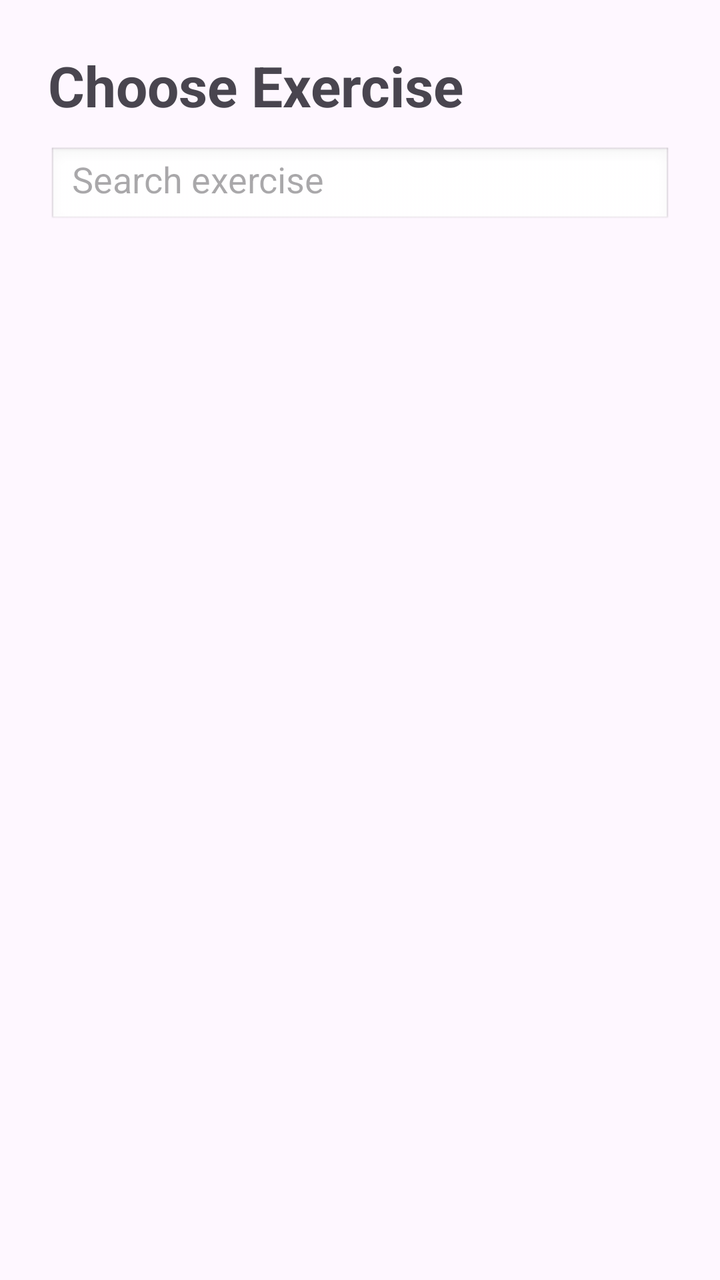
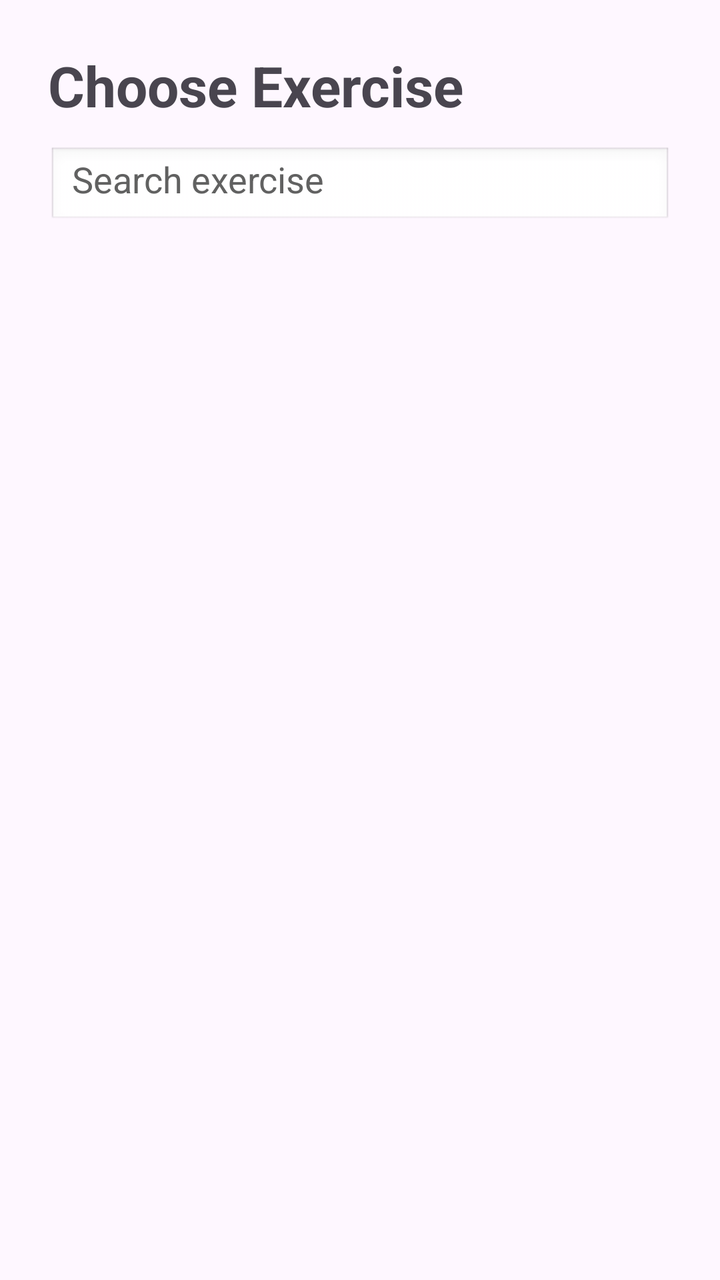

Before-and-after screenshots of an Android layout around one commit, followed by the original layout XML and the change that was made.
<!-- AndroidManifest.xml: application theme Theme.FitnessCoachAI -->
<!-- res/layout/fragment_exercise_select.xml -->
<?xml version="1.0" encoding="utf-8"?>
<LinearLayout xmlns:android="http://schemas.android.com/apk/res/android"
    xmlns:tools="http://schemas.android.com/tools"
    android:layout_width="match_parent"
    android:layout_height="match_parent"
    android:orientation="vertical"
    android:padding="24dp">

    <TextView
        android:id="@+id/tvTitle"
        android:text="Choose Exercise"
        android:textSize="28sp"
        android:textStyle="bold"
        android:layout_marginBottom="12dp"
        android:layout_width="wrap_content"
        android:layout_height="wrap_content" />

    <EditText
        android:id="@+id/etSearch"
        android:layout_width="match_parent"
        android:layout_height="40dp"
        android:layout_marginBottom="16dp"
        android:hint="Search exercise"
        android:paddingStart="12dp"
        android:paddingEnd="12dp"
        android:background="@android:drawable/edit_text"
        android:inputType="text"
        android:singleLine="true" />

    <androidx.recyclerview.widget.RecyclerView
        android:id="@+id/rvExerciseSelect"
        android:layout_width="match_parent"
        android:layout_height="0dp"
        android:layout_weight="1"
        android:clipToPadding="false"
        android:paddingBottom="8dp"
        tools:listitem="@layout/item_exercise" />

</LinearLayout>
<!-- res/layout/item_exercise.xml (included above) -->
<com.google.android.material.card.MaterialCardView
    xmlns:android="http://schemas.android.com/apk/res/android"
    xmlns:app="http://schemas.android.com/apk/res-auto"
    android:layout_width="match_parent"
    android:layout_height="wrap_content"
    android:layout_marginBottom="12dp"
    app:cardCornerRadius="16dp"
    app:cardElevation="2dp">

    <LinearLayout
        android:layout_width="match_parent"
        android:layout_height="wrap_content"
        android:orientation="horizontal"
        android:padding="12dp"
        android:gravity="center_vertical">

        <ImageView
            android:id="@+id/ivExerciseGif"
            android:layout_width="80dp"
            android:layout_height="80dp"
            android:scaleType="centerCrop"
            android:background="?attr/colorSurfaceVariant"
            android:layout_marginEnd="16dp" />

        <LinearLayout
            android:layout_width="0dp"
            android:layout_height="wrap_content"
            android:layout_weight="1"
            android:orientation="vertical">

            <TextView
                android:id="@+id/tvExerciseName"
                android:layout_width="wrap_content"
                android:layout_height="wrap_content"
                android:text="Bench Press"
                android:textStyle="bold"
                android:textSize="16sp" />

            <TextView
                android:id="@+id/tvExerciseTarget"
                android:layout_width="wrap_content"
                android:layout_height="wrap_content"
                android:text="Chest | Barbell"
                android:textColor="?attr/colorOnSurfaceVariant"
                android:textSize="14sp" />
        </LinearLayout>
    </LinearLayout>
</com.google.android.material.card.MaterialCardView>
<!-- resources referenced by this layout -->
<resources>
  <style name="Theme.FitnessCoachAI" parent="Base.Theme.FitnessCoachAI" />
  <style name="Base.Theme.FitnessCoachAI" parent="Theme.Material3.DayNight.NoActionBar">
          
          
      </style>
</resources>

<!-- the commit's change to res/layout/fragment_exercise_select.xml (unified diff, before → after) -->
@@ -21,6 +21,8 @@
         android:layout_height="40dp"
         android:layout_marginBottom="16dp"
         android:hint="Search exercise"
+        android:textColor="@android:color/black"
+        android:textColorHint="#FF616161"
         android:paddingStart="12dp"
         android:paddingEnd="12dp"
         android:background="@android:drawable/edit_text"
